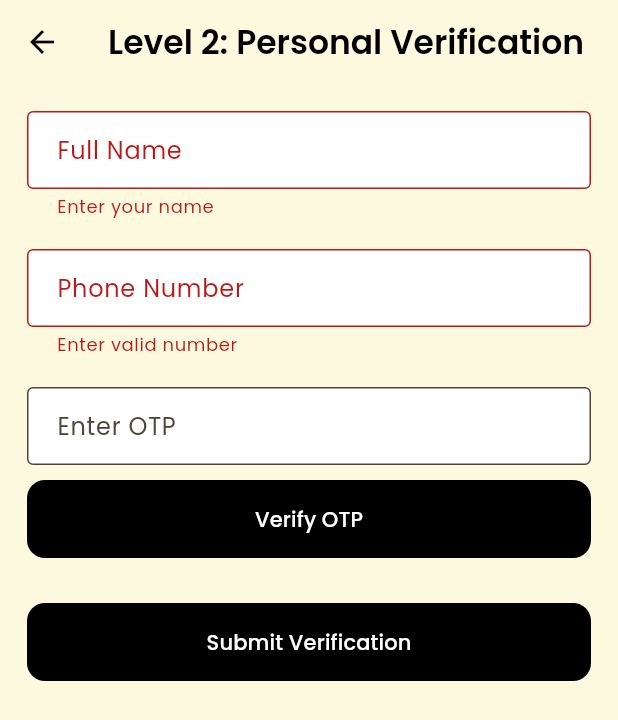
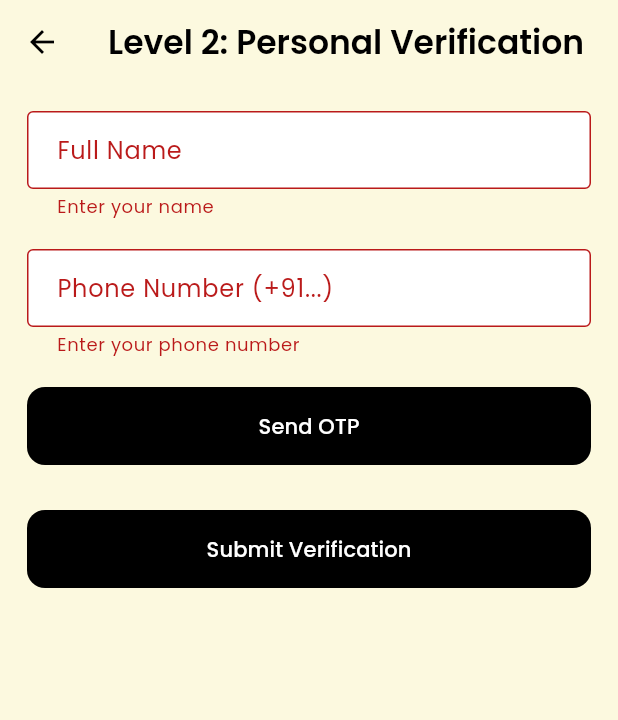
Before and after one commit to AmayMalviya/Pet-Connect, a Flutter app: the KycPersonalScreen screen opened by its route, after a tap on "Send OTP", after a tap on "Submit Verification", on a phone screen of 412 x 824 dp. Shown: the top 720 px of the screen. Run offline on Flutter 3.47's test engine with Material 3 defaults, Android fonts, the phone set to English and light mode, and no system bars; our stand-ins replace camera, csv, file_picker, firebase_auth, firebase_core, firebase_messaging and 6 more; missing offline and left inert: functions_client; accounts and stored records are empty.

Commit message:
Integrate Firebase Auth for real OTP verification and update project configuration

```diff
--- a/Frontend/lib/main.dart
+++ b/Frontend/lib/main.dart
@@ -37,6 +37,7 @@ import 'package:pet_connect_app/screens/admin/manage_profiles_screen.dart';
 import 'package:pet_connect_app/screens/admin/approve_verifications_screen.dart';
 
 import 'package:pet_connect_app/services/notification_service.dart';
+
 
 final notificationService = NotificationService();
 
--- a/Frontend/lib/screens/kyc_personal_screen.dart
+++ b/Frontend/lib/screens/kyc_personal_screen.dart
@@ -1,7 +1,10 @@
 import 'package:flutter/material.dart';
 import 'package:google_fonts/google_fonts.dart';
+import 'package:firebase_auth/firebase_auth.dart';
+import 'package:firebase_core/firebase_core.dart';
 import 'package:supabase_flutter/supabase_flutter.dart';
 import 'package:pet_connect_app/screens/shelter_home_screen.dart';
+import '../../firebase_options.dart'; // <- generated by flutterfire configure
 
 class KycPersonalScreen extends StatefulWidget {
   static const routeName = '/kyc-personal';
@@ -13,39 +16,92 @@ class KycPersonalScreen extends StatefulWidget {
 
 class _KycPersonalScreenState extends State<KycPersonalScreen> {
   final _formKey = GlobalKey<FormState>();
+  final _auth = FirebaseAuth.instance;
   String _fullName = '';
   String _phone = '';
   String _otp = '';
   bool _otpSent = false;
   bool _verified = false;
-  String _generatedOtp = '';
+  String _verificationId = '';
+
+  @override
+  void initState() {
+    super.initState();
+    _initFirebase();
+  }
+
+  Future<void> _initFirebase() async {
+    try {
+      await Firebase.initializeApp(
+        options: DefaultFirebaseOptions.currentPlatform,
+      );
+    } catch (e) {
+      // ignore if already initialized
+    }
+  }
 
   Future<void> _sendOtp() async {
+    if (!_formKey.currentState!.validate()) return;
+    _formKey.currentState!.save();
+
+    ScaffoldMessenger.of(context).showSnackBar(
+      const SnackBar(content: Text('Sending OTP...')),
+    );
+
+    await _auth.verifyPhoneNumber(
+      phoneNumber: _phone.trim(),
+      verificationCompleted: (PhoneAuthCredential credential) async {
+        await _auth.signInWithCredential(credential);
+        setState(() => _verified = true);
+        ScaffoldMessenger.of(context).showSnackBar(
+          const SnackBar(content: Text('Phone auto-verified ✅')),
+        );
+      },
+      verificationFailed: (FirebaseAuthException e) {
+        ScaffoldMessenger.of(context)
+            .showSnackBar(SnackBar(content: Text('Verification failed: ${e.message}')));
+      },
+      codeSent: (String verificationId, int? resendToken) {
         setState(() {
-      _generatedOtp = '123456'; // Mock OTP (later integrate SMS)
           _otpSent = true;
+          _verificationId = verificationId;
         });
 
         showDialog(
           context: context,
           builder: (ctx) => AlertDialog(
             title: const Text("OTP Sent"),
-        content: const Text("Your OTP is 123456 (demo only)."),
+            content: Text("An OTP has been sent to $_phone."),
             actions: [
               TextButton(
                 onPressed: () => Navigator.of(ctx).pop(),
-              child: const Text("OK")),
+                child: const Text("OK"),
+              ),
             ],
           ),
+        );
+      },
+      codeAutoRetrievalTimeout: (String verificationId) {
+        _verificationId = verificationId;
+      },
+      timeout: const Duration(seconds: 60),
     );
   }
 
   Future<void> _verifyOtp() async {
-    if (_otp == _generatedOtp) {
+    try {
+      final credential = PhoneAuthProvider.credential(
+        verificationId: _verificationId,
+        smsCode: _otp.trim(),
+      );
+
+      await _auth.signInWithCredential(credential);
       setState(() => _verified = true);
+
       ScaffoldMessenger.of(context).showSnackBar(
-          const SnackBar(content: Text("Phone number verified ✅")));
-    } else {
+        const SnackBar(content: Text("Phone number verified ✅")),
+      );
+    } catch (e) {
       ScaffoldMessenger.of(context)
           .showSnackBar(const SnackBar(content: Text("Invalid OTP ❌")));
     }
@@ -60,8 +116,8 @@ class _KycPersonalScreenState extends State<KycPersonalScreen> {
 
     await Supabase.instance.client.from('kyc_personal').insert({
       'user_id': user.id,
-      'full_name': _fullName,
-      'phone': _phone,
+      'full_name': _fullName.trim(),
+      'phone': _phone.trim(),
       'is_otp_verified': _verified,
       'status': _verified ? 'pending' : 'unverified',
     });
@@ -90,8 +146,10 @@ class _KycPersonalScreenState extends State<KycPersonalScreen> {
     return Scaffold(
       backgroundColor: const Color(0xFFFCF9DF),
       appBar: AppBar(
-        title: Text("Level 2: Personal Verification",
-            style: GoogleFonts.poppins(fontWeight: FontWeight.w600)),
+        title: Text(
+          "Level 2: Personal Verification",
+          style: GoogleFonts.poppins(fontWeight: FontWeight.w600),
+        ),
         backgroundColor: Colors.transparent,
         elevation: 0,
         foregroundColor: Colors.black,
@@ -114,13 +172,16 @@ class _KycPersonalScreenState extends State<KycPersonalScreen> {
               const SizedBox(height: 20),
               TextFormField(
                 decoration: const InputDecoration(
-                  labelText: "Phone Number",
+                  labelText: "Phone Number (+91...)",
                   border: OutlineInputBorder(),
                 ),
                 keyboardType: TextInputType.phone,
+                validator: (v) {
+                  if (v == null || v.isEmpty) return "Enter your phone number";
+                  if (!v.startsWith('+')) return "Include country code (+91...)";
+                  return null;
+                },
                 onSaved: (v) => _phone = v!,
-                validator: (v) =>
-                    v == null || v.length < 10 ? "Enter valid number" : null,
               ),
               const SizedBox(height: 20),
               if (!_otpSent)
--- a/Frontend/lib/screens/login_screen.dart
+++ b/Frontend/lib/screens/login_screen.dart
@@ -9,8 +9,7 @@ import 'package:pet_connect_app/screens/register_screen.dart';
 import 'package:pet_connect_app/screens/role_selection_screen.dart';
 import 'package:pet_connect_app/screens/main_screen.dart';
 import 'package:pet_connect_app/screens/shelter_home_screen.dart';
-import 'package:pet_connect_app/screens/admin/admin_dashboard_screen.dart';
-
+import 'package:pet_connect_app/screens/kyc_document_screen.dart';
 import 'package:pet_connect_app/screens/profile_details_screen.dart';
 
 class LoginScreen extends StatefulWidget {
@@ -61,8 +60,6 @@ class _LoginScreenState extends State<LoginScreen> {
             Navigator.pushReplacementNamed(context, MainScreen.routeName);
           } else if (role == 'Shelter') {
             Navigator.pushReplacementNamed(context, ShelterHomeScreen.routeName);
-          } else if (role == 'Admin') {
-            Navigator.pushReplacementNamed(context, AdminDashboardScreen.routeName);
           }
         } else {
           // User hasn't selected a role yet
--- a/Frontend/lib/screens/main_screen.dart
+++ b/Frontend/lib/screens/main_screen.dart
@@ -46,7 +46,6 @@ class _MainScreenState extends State<MainScreen> {
   static const List<Widget> _widgetOptions = <Widget>[
     HomeScreen(),
     ServicesScreen(),
-    ShopScreen(),
     CommunityScreen(),
   ];
 
--- a/Frontend/pubspec.yaml
+++ b/Frontend/pubspec.yaml
@@ -58,6 +58,7 @@ dependencies:
   csv: ^5.0.1
   file_picker: ^10.3.3
   path: ^1.8.3
+  firebase_auth: ^6.1.2
 
 dev_dependencies:
   flutter_test:
```
Also changed, not shown: Frontend/lib/screens/admin/admin_dashboard_screen.dart (+15 -0 lines), Frontend/lib/screens/role_selection_screen.dart (+7 -6 lines), Frontend/firebase.json, Frontend/lib/firebase_options.dart, Frontend/pubspec.lock, 10 other files. Lines whose indentation alone changed are shown as unchanged.
